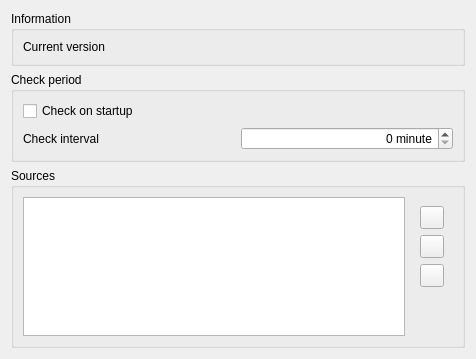
panter-dsd/UniversalUpdater, file src/gui/updatepreferencewidget.ui: the form before one commit.
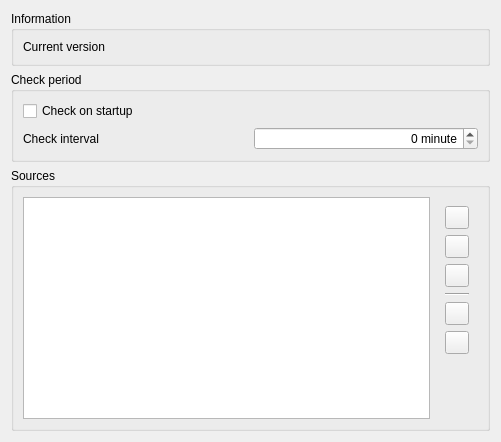
The form after the commit.

The edit to the form file:
```diff
--- a/src/gui/updatepreferencewidget.ui
+++ b/src/gui/updatepreferencewidget.ui
@@ -6,8 +6,8 @@
    <rect>
     <x>0</x>
     <y>0</y>
-    <width>476</width>
-    <height>359</height>
+    <width>501</width>
+    <height>442</height>
    </rect>
   </property>
   <property name="windowTitle">
@@ -118,6 +118,27 @@
            </property>
           </widget>
          </item>
+         <item>
+          <widget class="Line" name="line">
+           <property name="orientation">
+            <enum>Qt::Horizontal</enum>
+           </property>
+          </widget>
+         </item>
+         <item>
+          <widget class="QToolButton" name="moveUpButton">
+           <property name="text">
+            <string/>
+           </property>
+          </widget>
+         </item>
+         <item>
+          <widget class="QToolButton" name="moveDownButton">
+           <property name="text">
+            <string/>
+           </property>
+          </widget>
+         </item>
          <item>
           <spacer name="verticalSpacer">
            <property name="orientation">
```
